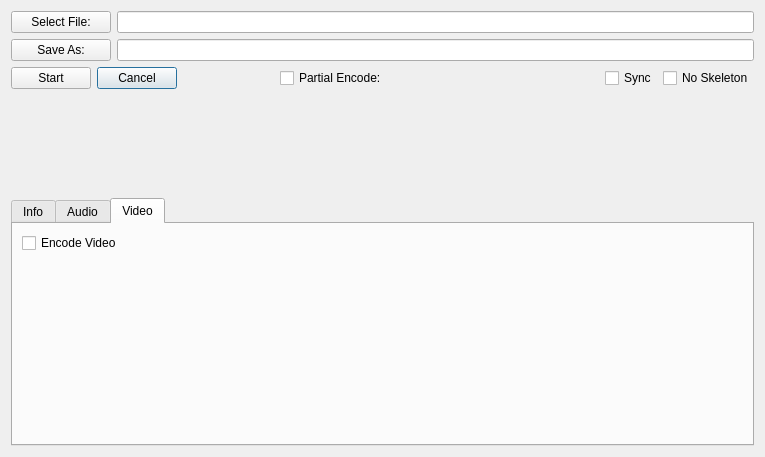
This is dialog.ui in an146/qtheorafrontend as Qt 5 draws it before an edit. The edited form follows.
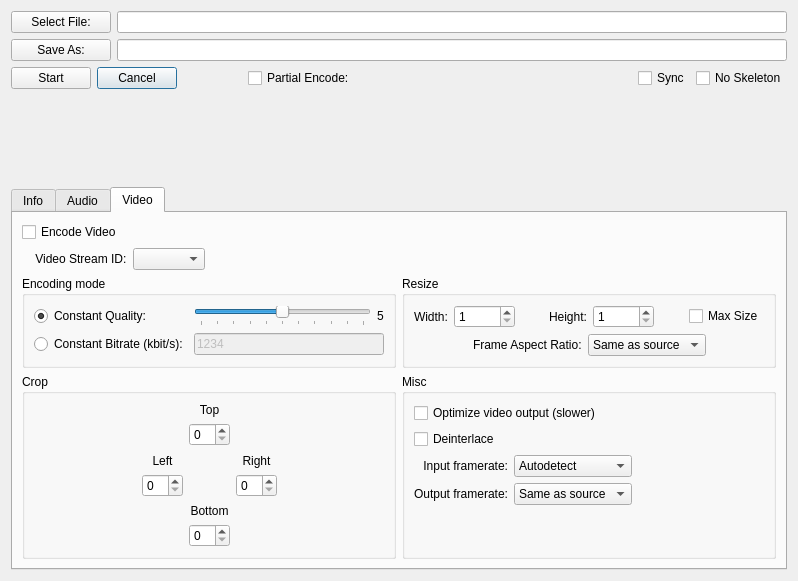
This is the edited form. Icons and pictures are not drawn. Custom widgets are drawn as their Qt base class.

Commit message: Video tab; some UI tweaks

What changed in the file:
```diff
--- a/dialog.ui
+++ b/dialog.ui
@@ -6,8 +6,8 @@
    <rect>
     <x>0</x>
     <y>0</y>
-    <width>765</width>
-    <height>457</height>
+    <width>798</width>
+    <height>581</height>
    </rect>
   </property>
   <property name="windowTitle">
@@ -113,6 +113,19 @@
        </property>
       </widget>
      </item>
+     <item>
+      <spacer name="horizontalSpacer_11">
+       <property name="orientation">
+        <enum>Qt::Horizontal</enum>
+       </property>
+       <property name="sizeHint" stdset="0">
+        <size>
+         <width>40</width>
+         <height>20</height>
+        </size>
+       </property>
+      </spacer>
+     </item>
      <item>
       <widget class="QCheckBox" name="sync">
        <property name="text">
@@ -670,17 +683,647 @@
         </widget>
        </item>
        <item>
-        <spacer name="verticalSpacer_3">
-         <property name="orientation">
-          <enum>Qt::Vertical</enum>
-         </property>
-         <property name="sizeHint" stdset="0">
-          <size>
-           <width>20</width>
-           <height>40</height>
-          </size>
-         </property>
-        </spacer>
+        <layout class="QGridLayout" name="video_options_layout" columnstretch="1,1" columnminimumwidth="1,1">
+         <item row="1" column="0">
+          <widget class="QGroupBox" name="video_encoding_mode">
+           <property name="enabled">
+            <bool>true</bool>
+           </property>
+           <property name="title">
+            <string>Encoding mode</string>
+           </property>
+           <layout class="QGridLayout" name="gridLayout_4">
+            <item row="0" column="1">
+             <widget class="QRadioButton" name="video_const_quality">
+              <property name="text">
+               <string>Constant Quality:</string>
+              </property>
+              <property name="checked">
+               <bool>true</bool>
+              </property>
+             </widget>
+            </item>
+            <item row="1" column="1">
+             <widget class="QRadioButton" name="video_const_bitrate">
+              <property name="text">
+               <string>Constant Bitrate (kbit/s):</string>
+              </property>
+             </widget>
+            </item>
+            <item row="0" column="2">
+             <widget class="QSlider" name="video_quality">
+              <property name="minimum">
+               <number>0</number>
+              </property>
+              <property name="maximum">
+               <number>10</number>
+              </property>
+              <property name="value">
+               <number>5</number>
+              </property>
+              <property name="orientation">
+               <enum>Qt::Horizontal</enum>
+              </property>
+              <property name="tickPosition">
+               <enum>QSlider::TicksBelow</enum>
+              </property>
+              <property name="tickInterval">
+               <number>1</number>
+              </property>
+             </widget>
+            </item>
+            <item row="0" column="3">
+             <widget class="QLabel" name="video_quality_label">
+              <property name="text">
+               <string>5</string>
+              </property>
+              <property name="alignment">
+               <set>Qt::AlignCenter</set>
+              </property>
+             </widget>
+            </item>
+            <item row="1" column="2" colspan="2">
+             <widget class="QLineEdit" name="video_bitrate">
+              <property name="enabled">
+               <bool>false</bool>
+              </property>
+              <property name="text">
+               <string>1234</string>
+              </property>
+              <property name="frame">
+               <bool>true</bool>
+              </property>
+             </widget>
+            </item>
+           </layout>
+          </widget>
+         </item>
+         <item row="1" column="1">
+          <widget class="QGroupBox" name="groupBox_3">
+           <property name="title">
+            <string>Resize</string>
+           </property>
+           <layout class="QVBoxLayout" name="verticalLayout_8">
+            <item>
+             <layout class="QHBoxLayout" name="horizontalLayout_9">
+              <item>
+               <widget class="QLabel" name="label_22">
+                <property name="text">
+                 <string>Width:</string>
+                </property>
+               </widget>
+              </item>
+              <item>
+               <widget class="QSpinBox" name="video_width">
+                <property name="minimum">
+                 <number>1</number>
+                </property>
+                <property name="maximum">
+                 <number>99999</number>
+                </property>
+               </widget>
+              </item>
+              <item>
+               <spacer name="horizontalSpacer_9">
+                <property name="orientation">
+                 <enum>Qt::Horizontal</enum>
+                </property>
+                <property name="sizeHint" stdset="0">
+                 <size>
+                  <width>40</width>
+                  <height>20</height>
+                 </size>
+                </property>
+               </spacer>
+              </item>
+              <item>
+               <widget class="QLabel" name="label_24">
+                <property name="text">
+                 <string>Height:</string>
+                </property>
+               </widget>
+              </item>
+              <item>
+               <widget class="QSpinBox" name="video_height">
+                <property name="minimum">
+                 <number>1</number>
+                </property>
+                <property name="maximum">
+                 <number>99999</number>
+                </property>
+               </widget>
+              </item>
+              <item>
+               <spacer name="horizontalSpacer_8">
+                <property name="orientation">
+                 <enum>Qt::Horizontal</enum>
+                </property>
+                <property name="sizeHint" stdset="0">
+                 <size>
+                  <width>40</width>
+                  <height>20</height>
+                 </size>
+                </property>
+               </spacer>
+              </item>
+              <item>
+               <widget class="QCheckBox" name="video_max_size">
+                <property name="text">
+                 <string>Max Size</string>
+                </property>
+               </widget>
+              </item>
+             </layout>
+            </item>
+            <item>
+             <layout class="QHBoxLayout" name="horizontalLayout_10">
+              <item>
+               <spacer name="horizontalSpacer_5">
+                <property name="orientation">
+                 <enum>Qt::Horizontal</enum>
+                </property>
+                <property name="sizeHint" stdset="0">
+                 <size>
+                  <width>40</width>
+                  <height>20</height>
+                 </size>
+                </property>
+               </spacer>
+              </item>
+              <item>
+               <widget class="QLabel" name="label_26">
+                <property name="text">
+                 <string>Frame Aspect Ratio:</string>
+                </property>
+               </widget>
+              </item>
+              <item>
+               <widget class="QComboBox" name="video_frame_aspect_ratio">
+                <item>
+                 <property name="text">
+                  <string>Same as source</string>
+                 </property>
+                </item>
+                <item>
+                 <property name="text">
+                  <string>4:3</string>
+                 </property>
+                </item>
+                <item>
+                 <property name="text">
+                  <string>14:9</string>
+                 </property>
+                </item>
+                <item>
+                 <property name="text">
+                  <string>16:9</string>
+                 </property>
+                </item>
+               </widget>
+              </item>
+              <item>
+               <spacer name="horizontalSpacer_6">
+                <property name="orientation">
+                 <enum>Qt::Horizontal</enum>
+                </property>
+                <property name="sizeHint" stdset="0">
+                 <size>
+                  <width>40</width>
+                  <height>20</height>
+                 </size>
+                </property>
+               </spacer>
+              </item>
+             </layout>
+            </item>
+           </layout>
+          </widget>
+         </item>
+         <item row="2" column="0">
+          <widget class="QGroupBox" name="groupBox">
+           <property name="title">
+            <string>Crop</string>
+           </property>
+           <layout class="QHBoxLayout" name="horizontalLayout_6">
+            <item>
+             <spacer name="horizontalSpacer_2">
+              <property name="orientation">
+               <enum>Qt::Horizontal</enum>
+              </property>
+              <property name="sizeHint" stdset="0">
+               <size>
+                <width>40</width>
+                <height>20</height>
+               </size>
+              </property>
+             </spacer>
+            </item>
+            <item>
+             <layout class="QVBoxLayout" name="verticalLayout_4">
+              <item>
+               <spacer name="verticalSpacer_3">
+                <property name="orientation">
+                 <enum>Qt::Vertical</enum>
+                </property>
+                <property name="sizeHint" stdset="0">
+                 <size>
+                  <width>20</width>
+                  <height>40</height>
+                 </size>
+                </property>
+               </spacer>
+              </item>
+              <item>
+               <widget class="QLabel" name="label_8">
+                <property name="text">
+                 <string>Left</string>
+                </property>
+                <property name="alignment">
+                 <set>Qt::AlignCenter</set>
+                </property>
+               </widget>
+              </item>
+              <item>
+               <widget class="QSpinBox" name="video_crop_left">
+                <property name="singleStep">
+                 <number>2</number>
+                </property>
+               </widget>
+              </item>
+              <item>
+               <spacer name="verticalSpacer_4">
+                <property name="orientation">
+                 <enum>Qt::Vertical</enum>
+                </property>
+                <property name="sizeHint" stdset="0">
+                 <size>
+                  <width>20</width>
+                  <height>40</height>
+                 </size>
+                </property>
+               </spacer>
+              </item>
+             </layout>
+            </item>
+            <item>
+             <layout class="QVBoxLayout" name="verticalLayout_6">
+              <item>
+               <widget class="QLabel" name="label_6">
+                <property name="text">
+                 <string>Top</string>
+                </property>
+                <property name="alignment">
+                 <set>Qt::AlignCenter</set>
+                </property>
+               </widget>
+              </item>
+              <item>
+               <widget class="QSpinBox" name="video_crop_top">
+                <property name="singleStep">
+                 <number>2</number>
+                </property>
+               </widget>
+              </item>
+              <item>
+               <spacer name="verticalSpacer_6">
+                <property name="orientation">
+                 <enum>Qt::Vertical</enum>
+                </property>
+                <property name="sizeHint" stdset="0">
+                 <size>
+                  <width>20</width>
+                  <height>40</height>
+                 </size>
+                </property>
+               </spacer>
+              </item>
+              <item>
+               <widget class="QLabel" name="label_18">
+                <property name="text">
+                 <string>Bottom</string>
+                </property>
+                <property name="alignment">
+                 <set>Qt::AlignCenter</set>
+                </property>
+               </widget>
+              </item>
+              <item>
+               <widget class="QSpinBox" name="video_crop_bottom">
+                <property name="singleStep">
+                 <number>2</number>
+                </property>
+               </widget>
+              </item>
+             </layout>
+            </item>
+            <item>
+             <layout class="QVBoxLayout" name="verticalLayout_7">
+              <item>
+               <spacer name="verticalSpacer_7">
+                <property name="orientation">
+                 <enum>Qt::Vertical</enum>
+                </property>
+                <property name="sizeHint" stdset="0">
+                 <size>
+                  <width>20</width>
+                  <height>40</height>
+                 </size>
+                </property>
+               </spacer>
+              </item>
+              <item>
+               <widget class="QLabel" name="label_10">
+                <property name="text">
+                 <string>Right</string>
+                </property>
+                <property name="alignment">
+                 <set>Qt::AlignCenter</set>
+                </property>
+               </widget>
+              </item>
+              <item>
+               <widget class="QSpinBox" name="video_crop_right">
+                <property name="singleStep">
+                 <number>2</number>
+                </property>
+               </widget>
+              </item>
+              <item>
+               <spacer name="verticalSpacer_8">
+                <property name="orientation">
+                 <enum>Qt::Vertical</enum>
+                </property>
+                <property name="sizeHint" stdset="0">
+                 <size>
+                  <width>20</width>
+                  <height>40</height>
+                 </size>
+                </property>
+               </spacer>
+              </item>
+             </layout>
+            </item>
+            <item>
+             <spacer name="horizontalSpacer_3">
+              <property name="orientation">
+               <enum>Qt::Horizontal</enum>
+              </property>
+              <property name="sizeHint" stdset="0">
+               <size>
+                <width>40</width>
+                <height>20</height>
+               </size>
+              </property>
+             </spacer>
+            </item>
+           </layout>
+          </widget>
+         </item>
+         <item row="2" column="1">
+          <widget class="QGroupBox" name="groupBox_4">
+           <property name="title">
+            <string>Misc</string>
+           </property>
+           <layout class="QGridLayout" name="gridLayout_2">
+            <item row="0" column="0" colspan="2">
+             <widget class="QCheckBox" name="video_optimize">
+              <property name="text">
+               <string>Optimize video output (slower)</string>
+              </property>
+             </widget>
+            </item>
+            <item row="1" column="0">
+             <widget class="QCheckBox" name="video_deinterlace">
+              <property name="text">
+               <string>Deinterlace</string>
+              </property>
+             </widget>
+            </item>
+            <item row="2" column="0">
+             <widget class="QLabel" name="label_28">
+              <property name="text">
+               <string>Input framerate:</string>
+              </property>
+              <property name="alignment">
+               <set>Qt::AlignRight|Qt::AlignTrailing|Qt::AlignVCenter</set>
+              </property>
+             </widget>
+            </item>
+            <item row="2" column="1">
+             <widget class="QComboBox" name="video_input_framerate">
+              <item>
+               <property name="text">
+                <string>Autodetect</string>
+               </property>
+              </item>
+              <item>
+               <property name="text">
+                <string>5</string>
+               </property>
+              </item>
+              <item>
+               <property name="text">
+                <string>10</string>
+               </property>
+              </item>
+              <item>
+               <property name="text">
+                <string>12</string>
+               </property>
+              </item>
+              <item>
+               <property name="text">
+                <string>15</string>
+               </property>
+              </item>
+              <item>
+               <property name="text">
+                <string>23.976</string>
+               </property>
+              </item>
+              <item>
+               <property name="text">
+                <string>24</string>
+               </property>
+              </item>
+              <item>
+               <property name="text">
+                <string>25</string>
+               </property>
+              </item>
+              <item>
+               <property name="text">
+                <string>29.97</string>
+               </property>
+              </item>
+              <item>
+               <property name="text">
+                <string>50</string>
+               </property>
+              </item>
+              <item>
+               <property name="text">
+                <string>59.94</string>
+               </property>
+              </item>
+              <item>
+               <property name="text">
+                <string>100</string>
+               </property>
+              </item>
+              <item>
+               <property name="text">
+                <string>119.88</string>
+               </property>
+              </item>
+              <item>
+               <property name="text">
+                <string>120</string>
+               </property>
+              </item>
+             </widget>
+            </item>
+            <item row="2" column="2">
+             <spacer name="horizontalSpacer_10">
+              <property name="orientation">
+               <enum>Qt::Horizontal</enum>
+              </property>
+              <property name="sizeHint" stdset="0">
+               <size>
+                <width>90</width>
+                <height>21</height>
+               </size>
+              </property>
+             </spacer>
+            </item>
+            <item row="3" column="0">
+             <widget class="QLabel" name="label_30">
+              <property name="text">
+               <string>Output framerate:</string>
+              </property>
+              <property name="alignment">
+               <set>Qt::AlignRight|Qt::AlignTrailing|Qt::AlignVCenter</set>
+              </property>
+             </widget>
+            </item>
+            <item row="4" column="1">
+             <spacer name="verticalSpacer_9">
+              <property name="orientation">
+               <enum>Qt::Vertical</enum>
+              </property>
+              <property name="sizeHint" stdset="0">
+               <size>
+                <width>20</width>
+                <height>40</height>
+               </size>
+              </property>
+             </spacer>
+            </item>
+            <item row="3" column="1">
+             <widget class="QComboBox" name="video_output_framerate">
+              <item>
+               <property name="text">
+                <string>Same as source</string>
+               </property>
+              </item>
+              <item>
+               <property name="text">
+                <string>5</string>
+               </property>
+              </item>
+              <item>
+               <property name="text">
+                <string>10</string>
+               </property>
+              </item>
+              <item>
+               <property name="text">
+                <string>12</string>
+               </property>
+              </item>
+              <item>
+               <property name="text">
+                <string>15</string>
+               </property>
+              </item>
+              <item>
+               <property name="text">
+                <string>23.976</string>
+               </property>
+              </item>
+              <item>
+               <property name="text">
+                <string>24</string>
+               </property>
+              </item>
+              <item>
+               <property name="text">
+                <string>25</string>
+               </property>
+              </item>
+              <item>
+               <property name="text">
+                <string>29.97</string>
+               </property>
+              </item>
+              <item>
+               <property name="text">
+                <string>50</string>
+               </property>
+              </item>
+              <item>
+               <property name="text">
+                <string>59.94</string>
+               </property>
+              </item>
+              <item>
+               <property name="text">
+                <string>100</string>
+               </property>
+              </item>
+              <item>
+               <property name="text">
+                <string>119.88</string>
+               </property>
+              </item>
+              <item>
+               <property name="text">
+                <string>120</string>
+               </property>
+              </item>
+             </widget>
+            </item>
+           </layout>
+          </widget>
+         </item>
+         <item row="0" column="0" colspan="2">
+          <layout class="QHBoxLayout" name="horizontalLayout_8">
+           <item>
+            <widget class="QLabel" name="label_20">
+             <property name="text">
+              <string>    Video Stream ID:</string>
+             </property>
+            </widget>
+           </item>
+           <item>
+            <widget class="QComboBox" name="video_stream"/>
+           </item>
+           <item>
+            <spacer name="horizontalSpacer_4">
+             <property name="orientation">
+              <enum>Qt::Horizontal</enum>
+             </property>
+             <property name="sizeHint" stdset="0">
+              <size>
+               <width>40</width>
+               <height>20</height>
+              </size>
+             </property>
+            </spacer>
+           </item>
+          </layout>
+         </item>
+        </layout>
        </item>
       </layout>
      </widget>
```
Left out of the diff: 233 changed lines with no effect on the pictures. The commit also changes 2 other files.
